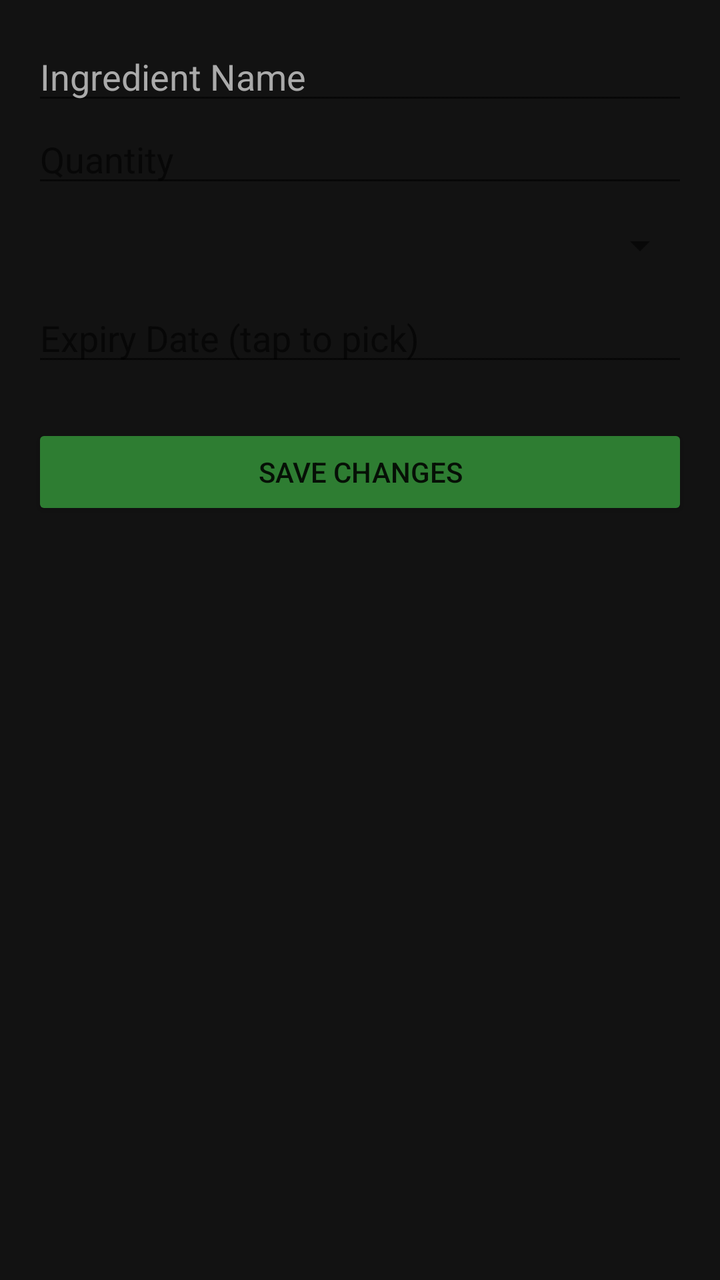
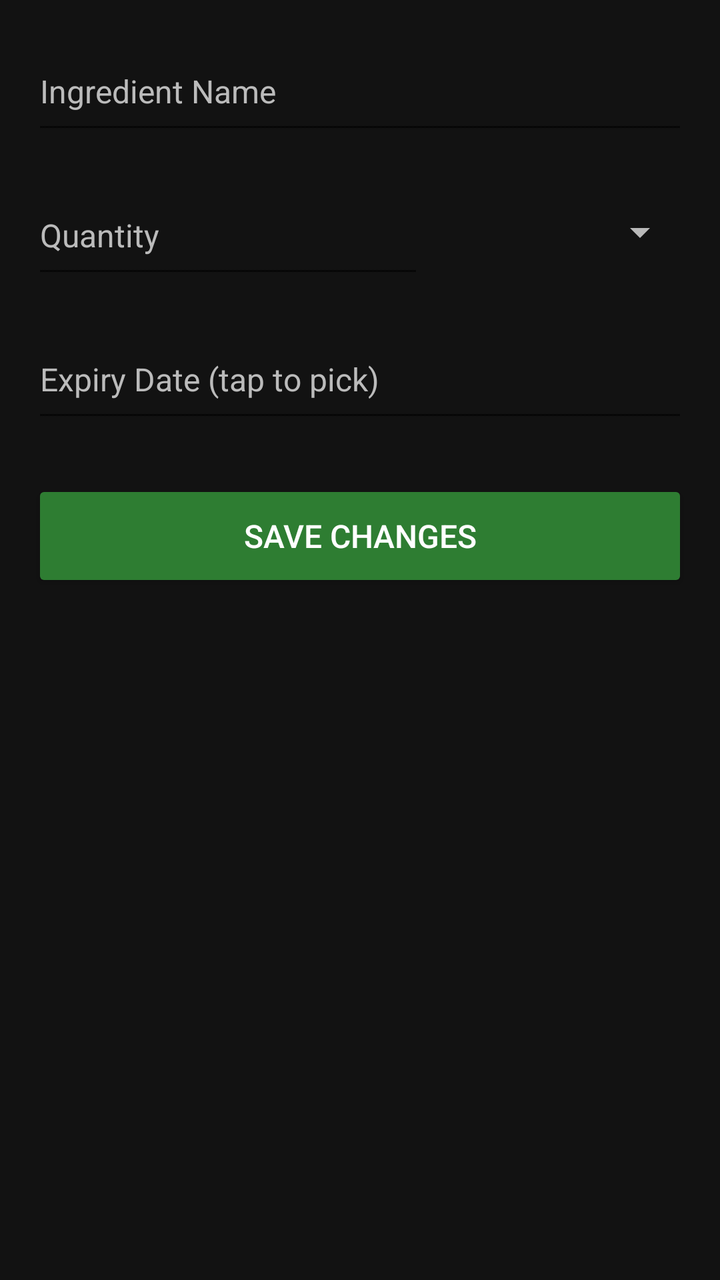

Two renders of the same Android screen: before a commit and after it. Below are the layout's source before the change and the commit's diff.
<!-- AndroidManifest.xml: application theme Theme.AppCompat.DayNight.DarkActionBar -->
<!-- res/layout/activity_add_edit.xml -->
<LinearLayout
    xmlns:android="http://schemas.android.com/apk/res/android"
    android:orientation="vertical"
    android:layout_width="match_parent"
    android:layout_height="match_parent"
    android:padding="16dp"
    android:background="#121212">
    <EditText
        android:id="@+id/edtName"
        android:layout_width="match_parent"
        android:layout_height="wrap_content"
        android:hint="Ingredient Name"
        android:textColor="#FFF"
        android:textColorHint="#AAA"/>
    <EditText
        android:id="@+id/edtQty"
        android:layout_width="match_parent"
        android:layout_height="wrap_content"
        android:hint="Quantity"
        android:inputType="numberDecimal"
        android:textColor="#FFF"/>
    <Spinner
        android:id="@+id/spinnerUnit"
        android:layout_width="match_parent"
        android:layout_height="wrap_content"
        android:layout_marginTop="12dp"/>
    <EditText
        android:id="@+id/edtExpiry"
        android:layout_width="match_parent"
        android:layout_height="wrap_content"
        android:hint="Expiry Date (tap to pick)"
        android:focusable="false"
        android:textColor="#FFF"
        android:layout_marginTop="12dp"/>
    <Button
        android:id="@+id/btnSave"
        android:layout_width="match_parent"
        android:layout_height="wrap_content"
        android:text="Save Changes" android:backgroundTint="#2E7D32"
        android:layout_marginTop="24dp"/>
    <Button
        android:id="@+id/btnDelete"
        android:layout_width="match_parent"
        android:layout_height="wrap_content"
        android:text="Delete" android:backgroundTint="#B71C1C" android:visibility="gone"/>
</LinearLayout>
<!-- resources referenced by this layout -->
<resources>

</resources>

<!-- the commit's change to res/layout/activity_add_edit.xml (unified diff, before → after) -->
@@ -1,46 +1,87 @@
 <LinearLayout
     xmlns:android="http://schemas.android.com/apk/res/android"
+    xmlns:tools="http://schemas.android.com/tools"
     android:orientation="vertical"
     android:layout_width="match_parent"
     android:layout_height="match_parent"
     android:padding="16dp"
     android:background="#121212">
+
     <EditText
         android:id="@+id/edtName"
         android:layout_width="match_parent"
         android:layout_height="wrap_content"
+        android:minHeight="56dp"
         android:hint="Ingredient Name"
-        android:textColor="#FFF"
-        android:textColorHint="#AAA"/>
-    <EditText
-        android:id="@+id/edtQty"
+        android:textSize="16sp"
+        android:textColor="#FFFFFF"
+        android:textColorHint="#BBBBBB"
+        android:inputType="text"
+        tools:ignore="HardcodedText" />
+
+    <LinearLayout
         android:layout_width="match_parent"
         android:layout_height="wrap_content"
-        android:hint="Quantity"
-        android:inputType="numberDecimal"
-        android:textColor="#FFF"/>
-    <Spinner
-        android:id="@+id/spinnerUnit"
-        android:layout_width="match_parent"
-        android:layout_height="wrap_content"
-        android:layout_marginTop="12dp"/>
+        android:orientation="horizontal"
+        android:layout_marginTop="16dp"
+        android:gravity="center_vertical">
+
+        <EditText
+            android:id="@+id/edtQty"
+            android:layout_width="0dp"
+            android:layout_weight="1"
+            android:layout_height="wrap_content"
+            android:minHeight="56dp"
+            android:hint="Quantity"
+            android:textSize="16sp"
+            android:textColor="#FFFFFF"
+            android:textColorHint="#BBBBBB"
+            android:inputType="numberDecimal"
+            tools:ignore="HardcodedText" />
+
+        <Spinner
+            android:id="@+id/spinnerUnit"
+            android:layout_width="120dp"
+            android:layout_height="56dp"
+            android:layout_marginStart="12dp"
+            android:theme="@style/ThemeOverlay.AppCompat.Dark"/>
+
+    </LinearLayout>
+
     <EditText
         android:id="@+id/edtExpiry"
         android:layout_width="match_parent"
         android:layout_height="wrap_content"
+        android:minHeight="56dp"
+        android:layout_marginTop="16dp"
         android:hint="Expiry Date (tap to pick)"
+        android:textSize="16sp"
+        android:textColor="#FFFFFF"
+        android:textColorHint="#BBBBBB"
         android:focusable="false"
-        android:textColor="#FFF"
-        android:layout_marginTop="12dp"/>
+        android:inputType="none"
+        tools:ignore="HardcodedText"/>
+
     <Button
         android:id="@+id/btnSave"
         android:layout_width="match_parent"
-        android:layout_height="wrap_content"
-        android:text="Save Changes" android:backgroundTint="#2E7D32"
-        android:layout_marginTop="24dp"/>
+        android:layout_height="56dp"
+        android:layout_marginTop="24dp"
+        android:text="Save Changes"
+        android:textSize="16sp"
+        android:backgroundTint="#2E7D32"
+        android:textColor="#FFFFFF"
+        tools:ignore="HardcodedText"/>
+
     <Button
         android:id="@+id/btnDelete"
         android:layout_width="match_parent"
-        android:layout_height="wrap_content"
-        android:text="Delete" android:backgroundTint="#B71C1C" android:visibility="gone"/>
+        android:layout_height="56dp"
+        android:layout_marginTop="12dp"
+        android:text="Delete"
+        android:textSize="16sp"
+        android:backgroundTint="#B71C1C"
+        android:textColor="#FFFFFF"
+        android:visibility="gone"
+        tools:ignore="HardcodedText"/>
 </LinearLayout>
